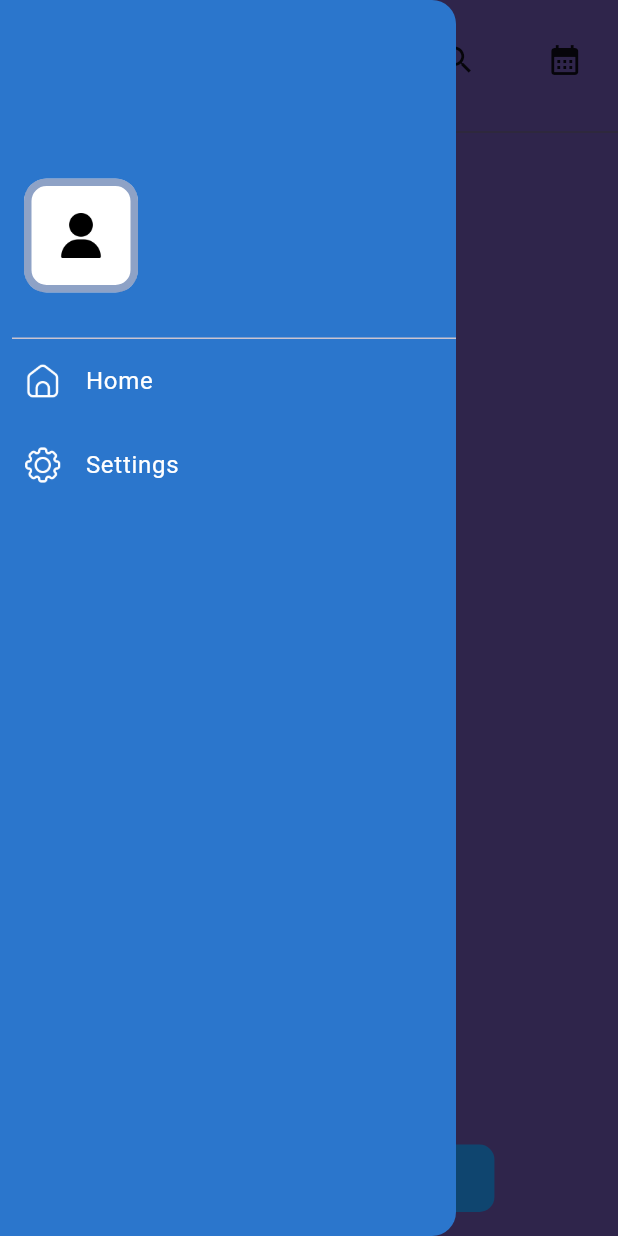
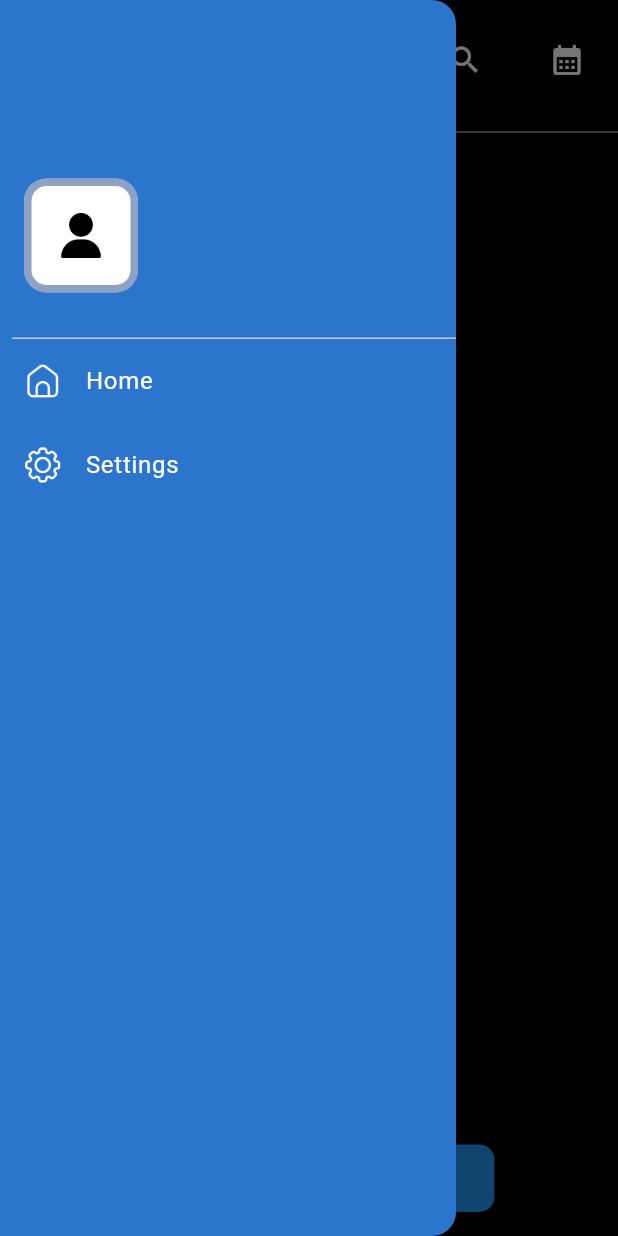
Before and after one commit to kiran8137/task-manager--1st-project, a Flutter app: the screen it shows after launch, in the side drawer, after a tap on "Add New Text", on a phone screen of 412 x 824 dp. Run offline on Flutter 3.47's test engine with Material 3 defaults, Android fonts, the phone set to English and light mode, and no system bars; our stand-ins replace flutter_slidable, hive, hive_flutter, smooth_page_indicator; missing offline and left inert: dart:ffi; accounts and stored records are empty.

Commit message:
commented theme

```diff
--- a/lib/main.dart
+++ b/lib/main.dart
@@ -26,9 +26,11 @@ Future<void> main() async {
   if(!Hive.isAdapterRegistered(TasksAdapter().typeId)){
     Hive.registerAdapter(TasksAdapter());
   }
-  runApp( ChangeNotifierProvider(
-    create: (context) => ThemeProvider(),
-    child: const MyApp(),),
+  runApp(
+    const MyApp()
+    //  ChangeNotifierProvider(
+    // create: (context) => ThemeProvider(),
+    // child: const MyApp(),),
   );
 }
 
@@ -39,7 +41,7 @@ class MyApp extends StatelessWidget {
   @override
   Widget build(BuildContext context) {
     return  MaterialApp(
-       darkTheme: Provider.of<ThemeProvider>(context).themeData,
+       //darkTheme: Provider.of<ThemeProvider>(context).themeData,
      // theme:
       debugShowCheckedModeBanner: false,
       home:
--- a/lib/theme/theme.dart
+++ b/lib/theme/theme.dart
@@ -1,53 +1,53 @@
-import 'package:flutter/material.dart';
-import 'package:manage_your/utils/apps_colors.dart';
+// import 'package:flutter/material.dart';
+// import 'package:manage_your/utils/apps_colors.dart';
 
-ThemeData lightMode = ThemeData(
-  brightness: Brightness.light,
-  colorScheme:  const ColorScheme.light(
-    background: Colors.white,
-    primary: Colors.white,
-    secondary: Colors.blue,
-    onSurface: Colors.black
+// ThemeData lightMode = ThemeData(
+//   brightness: Brightness.light,
+//   colorScheme:  const ColorScheme.light(
+//     background: Colors.white,
+//     primary: Colors.white,
+//     secondary: Colors.blue,
+//     onSurface: Colors.black
 
-  ),
-  //primaryColor: const Color.fromARGB(255, 55, 105, 204),
-  iconTheme: const IconThemeData(
-    color: Color.fromARGB(255, 55, 105, 204),
-  ),
-  // textTheme: TextTheme(
-  //    labelLarge: TextStyle(color: Colors.white),
-  //     displayLarge: TextStyle(color: Colors.white),
-  //     displayMedium: TextStyle(color: Colors.white),
-  //     displaySmall: TextStyle(color: Colors.white),
-  //     headlineMedium: TextStyle(color: Colors.white),
-  //     headlineSmall: TextStyle(color: Colors.white),
-  //     titleLarge: TextStyle(color: Colors.white),
-  // )
-   textTheme: TextTheme(
-    titleSmall: TextStyle(color: Colors.black),
-    titleLarge:  TextStyle(color: Colors.black),
-    titleMedium: TextStyle(color: Colors.black)
-   )
+//   ),
+//   //primaryColor: const Color.fromARGB(255, 55, 105, 204),
+//   iconTheme: const IconThemeData(
+//     color: Color.fromARGB(255, 55, 105, 204),
+//   ),
+//   // textTheme: TextTheme(
+//   //    labelLarge: TextStyle(color: Colors.white),
+//   //     displayLarge: TextStyle(color: Colors.white),
+//   //     displayMedium: TextStyle(color: Colors.white),
+//   //     displaySmall: TextStyle(color: Colors.white),
+//   //     headlineMedium: TextStyle(color: Colors.white),
+//   //     headlineSmall: TextStyle(color: Colors.white),
+//   //     titleLarge: TextStyle(color: Colors.white),
+//   // )
+//   //  textTheme: TextTheme(
+//   //   titleSmall: TextStyle(color: Colors.black),
+//   //   titleLarge:  TextStyle(color: Colors.black),
+//   //   titleMedium: TextStyle(color: Colors.black)
+//   //  )
 
-);
+// );
 
-ThemeData darkMode = ThemeData(
-  brightness: Brightness.dark,
-  colorScheme:  const ColorScheme.dark(
-    background: Appcolors.primaryColor,
-    primary: Colors.black,
+// ThemeData darkMode = ThemeData(
+//   brightness: Brightness.dark,
+//   colorScheme:  const ColorScheme.dark(
+//     background: Appcolors.primaryColor,
+//     primary: Colors.black,
 
-  ),
-  iconTheme: const IconThemeData(color: Colors.white),
-  textTheme: const TextTheme(
-     labelLarge: TextStyle(color: Colors.white), // Change text color for dark mode
-    displayLarge: TextStyle(color: Colors.white), // Change text color for dark mode
-    displayMedium: TextStyle(color: Colors.white), // Change text color for dark mode
-    displaySmall: TextStyle(color: Colors.white), // Change text color for dark mode
-    headlineMedium: TextStyle(color: Colors.white), // Change text color for dark mode
-    headlineSmall: TextStyle(color: Colors.white), // Change text color for dark mode
-    titleLarge: TextStyle(color: Colors.white),
-     // Change text color for dark mode
-  ),
+//   ),
+//   iconTheme: const IconThemeData(color: Colors.white),
+//   textTheme: const TextTheme(
+//      labelLarge: TextStyle(color: Colors.white), // Change text color for dark mode
+//     displayLarge: TextStyle(color: Colors.white), // Change text color for dark mode
+//     displayMedium: TextStyle(color: Colors.white), // Change text color for dark mode
+//     displaySmall: TextStyle(color: Colors.white), // Change text color for dark mode
+//     headlineMedium: TextStyle(color: Colors.white), // Change text color for dark mode
+//     headlineSmall: TextStyle(color: Colors.white), // Change text color for dark mode
+//     titleLarge: TextStyle(color: Colors.white),
+//      // Change text color for dark mode
+//   ),
 
-  );
+//   );
--- a/lib/theme/themeprovider.dart
+++ b/lib/theme/themeprovider.dart
@@ -1,23 +1,23 @@
-import 'package:flutter/material.dart';
+// import 'package:flutter/material.dart';
 
-import 'package:manage_your/theme/theme.dart';
+// import 'package:manage_your/theme/theme.dart';
 
-class ThemeProvider with ChangeNotifier{
- ThemeData _themeData = darkMode;
+// class ThemeProvider with ChangeNotifier{
+//  ThemeData _themeData = darkMode;
 
- ThemeData get themeData => _themeData;
+//  ThemeData get themeData => _themeData;
 
- set themeData(ThemeData themeData){
-  _themeData = themeData;
-  notifyListeners();
-}
+//  set themeData(ThemeData themeData){
+//   _themeData = themeData;
+//   notifyListeners();
+// }
 
-void toggleTheme(){
-  if(_themeData == darkMode){
-    themeData = lightMode;
-  }
-  else{
-    themeData = darkMode;
-  }
- }
-}
+// void toggleTheme(){
+//   if(_themeData == darkMode){
+//     themeData = lightMode;
+//   }
+//   else{
+//     themeData = darkMode;
+//   }
+//  }
+// }
--- a/lib/views/home/components/appbar.dart
+++ b/lib/views/home/components/appbar.dart
@@ -51,18 +51,22 @@ PreferredSize appbar(GlobalKey<ScaffoldState>key, BuildContext context){
                  key.currentState!.openDrawer();
                // print("menu");
               },
-               child:  ImageIcon(
-                AssetImage("assets/menu.png",
-                ),
-                size: 17,
-                //color:Theme.of(context).iconTheme.color,
-               )
-              //  SizedBox(
-              //       height: 18,
-              //       width: 18,
-              //       child: Image.asset("assets/menu.png",
-              //       color: Theme.of(context).colorScheme.onSurface),
-              //      ),
+               child:
+              //  ImageIcon(
+              //   AssetImage("assets/menu.png",
+
+              //   ),
+              //   size: 17,
+              //   //color:Theme.of(context).iconTheme.color,
+              //  )
+               SizedBox(
+                    height: 18,
+                    width: 18,
+                    child: Image.asset("assets/menu.png",
+                    color: Colors.white
+                    // Theme.of(context).colorScheme.onSurface),
+                   ),
+             ),
              ),
 
 
@@ -72,25 +76,28 @@ PreferredSize appbar(GlobalKey<ScaffoldState>key, BuildContext context){
                   //todo navigation to home
                   //print("home");
                 },
-                child:  const ImageIcon(
-                AssetImage("assets/home.png",
-                ),
-                size: 17,
-               )
-                //  SizedBox(
-                //   height: 18,
-                //   width: 18,
-                //   child: Image.asset("assets/home.png",
-                //   color: Colors.white,),
-                // )
+                child:
+              //    const ImageIcon(
+              //   AssetImage("assets/home.png",
+              //   ),
+              //   size: 17,
+              //  )
+                 SizedBox(
+                  height: 18,
+                  width: 18,
+                  child: Image.asset("assets/home.png",
+                  color: Colors.white,),
+                )
               ),
 
 
                Text(
                 AppStrings.appName,
-                style: Theme.of(context).textTheme.bodyMedium
-                // TextStyle(color: Colors.white,
-                // fontSize: 16),
+                style:
+                //Theme.of(context).textTheme.bodyMedium
+                 TextStyle(color: Colors.white,
+                 fontSize: 16
+                ),
               ),
 
 
@@ -104,7 +111,8 @@ PreferredSize appbar(GlobalKey<ScaffoldState>key, BuildContext context){
                 },
                 child:  Icon(
                   Icons.search,
-                  color:Theme.of(context).iconTheme.color
+                  color:Colors.white
+                  //Theme.of(context).iconTheme.color
                 ),
               ),
 
@@ -119,7 +127,8 @@ PreferredSize appbar(GlobalKey<ScaffoldState>key, BuildContext context){
                 },
                 child: Icon(
                   Icons.calendar_month,
-                  color:Theme.of(context).iconTheme.color
+                  color: Colors.white
+                  //Theme.of(context).iconTheme.color
                 ),
               ),
 
--- a/lib/views/home/homeview.dart
+++ b/lib/views/home/homeview.dart
@@ -50,8 +50,8 @@ TextEditingController descriptionEditingController = TextEditingController();
      getAllTasks();
     return Scaffold(
       backgroundColor:
-      // Colors.black,
-      Theme.of(context).colorScheme.primary,
+       Colors.black,
+      //Theme.of(context).colorScheme.primary,
 
 
       //floating Action button
@@ -279,7 +279,8 @@ TextEditingController descriptionEditingController = TextEditingController();
         //   ),
         // ),
          Divider(
-          color: Theme.of(context).colorScheme.secondary,
+
+          // Theme.of(context).colorScheme.secondary,
           thickness: 0.8,
         ),
 
--- a/lib/views/settings/settings.dart
+++ b/lib/views/settings/settings.dart
@@ -46,10 +46,12 @@ String subtitle = "5 minutes before ";
             color:  Theme.of(context).iconTheme.color),
             ),
 
-            title:  Text("Settings",style: Theme.of(context).textTheme.headlineMedium
-            // TextStyle(
-            //   color: Theme.of(context).textTheme.bodyLarge
-            // ),
+            title:  Text("Settings",style:
+            // Theme.of(context).textTheme.headlineMedium
+            TextStyle(
+              color: Colors.white
+              //Theme.of(context).textTheme.bodyLarge
+            ),
             ),
 
       ),
@@ -68,7 +70,7 @@ String subtitle = "5 minutes before ";
 
                content: GestureDetector(
                 onTap: (){
-                  Provider.of<ThemeProvider>(context , listen: false).toggleTheme();
+                  //Provider.of<ThemeProvider>(context , listen: false).toggleTheme();
 
                 },
                  child: Container(
```
